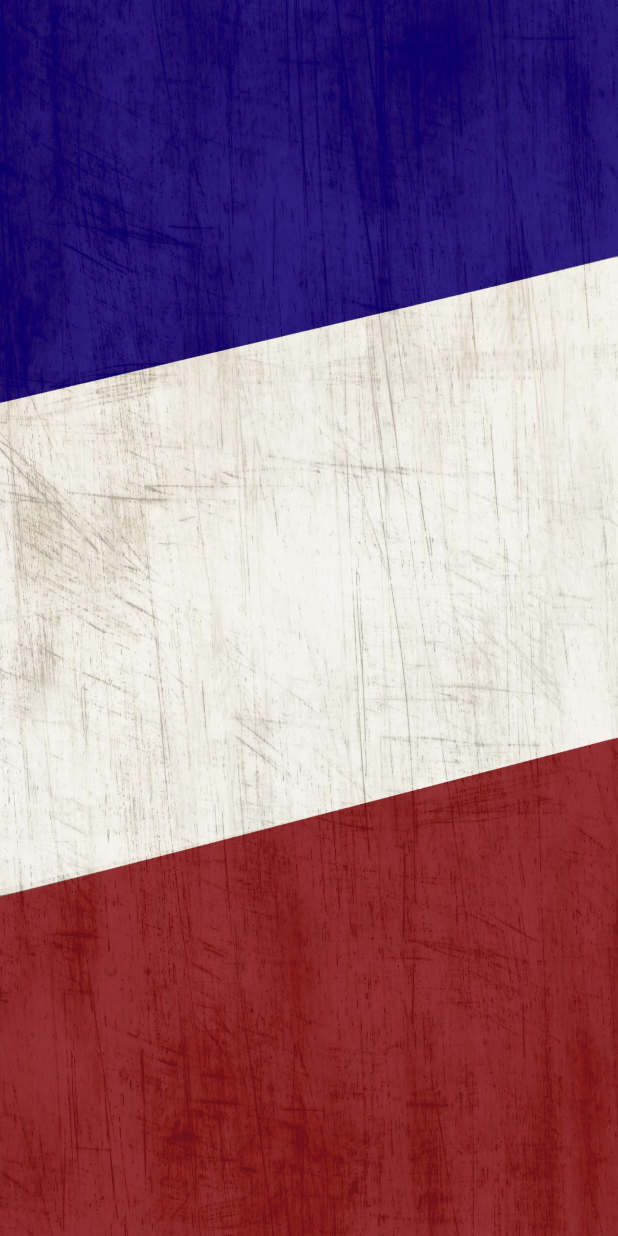
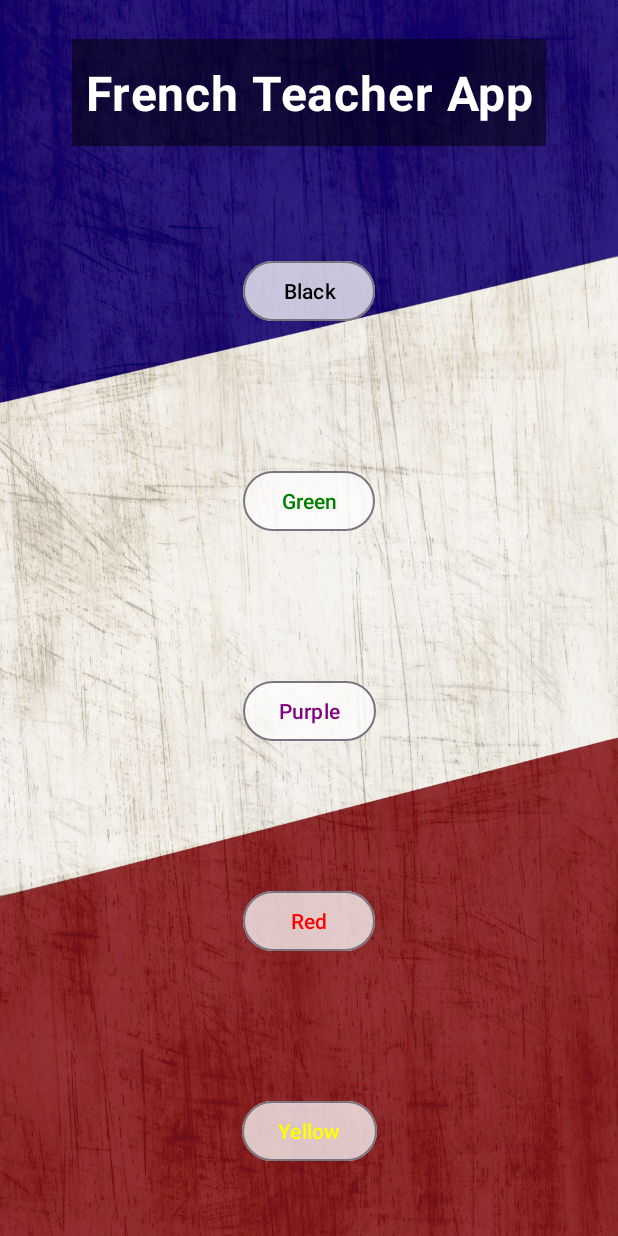
Before and after one commit to CGreenP/French-Teacher-App, an Android app: the screen it shows after launch (MainActivity), on a phone screen of 412 x 824 dp. Run offline under Robolectric (Android 15) with nearby library versions, the phone set to English and light mode, and no system bars.

Commit message:
Update UI

```diff
--- a/app/src/main/res/layout/activity_main.xml
+++ b/app/src/main/res/layout/activity_main.xml
@@ -8,4 +8,125 @@
     android:background="@drawable/wallpaper"
     tools:context=".MainActivity">
 
+    <TextView
+        android:id="@+id/textView"
+        style="@style/Widget.Material3.Snackbar.TextView"
+        android:layout_width="wrap_content"
+        android:layout_height="wrap_content"
+        android:background="#80000000"
+        android:text=" French Teacher App "
+        android:textAlignment="center"
+        android:textColor="@color/white"
+        android:textSize="32sp"
+        android:textStyle="bold"
+        app:layout_constraintBottom_toTopOf="@+id/guideline"
+        app:layout_constraintEnd_toEndOf="parent"
+        app:layout_constraintStart_toStartOf="parent"
+        app:layout_constraintTop_toTopOf="parent" />
+
+    <Button
+        android:id="@+id/blackBtn"
+        style="@style/Widget.Material3.Button.OutlinedButton"
+        android:layout_width="wrap_content"
+        android:layout_height="wrap_content"
+        android:backgroundTint="#80FFFFFF"
+        android:text="Black"
+        android:textAlignment="center"
+        android:textColor="@color/black"
+        app:layout_constraintBottom_toTopOf="@+id/guideline2"
+        app:layout_constraintEnd_toEndOf="parent"
+        app:layout_constraintStart_toStartOf="parent"
+        app:layout_constraintTop_toTopOf="@+id/guideline" />
+
+    <Button
+        android:id="@+id/greenBtn"
+        style="@style/Widget.Material3.Button.OutlinedButton"
+        android:layout_width="wrap_content"
+        android:layout_height="wrap_content"
+        android:backgroundTint="#80FFFFFF"
+        android:text="Green"
+        android:textAlignment="center"
+        android:textColor="#008000"
+        app:layout_constraintBottom_toTopOf="@+id/guideline3"
+        app:layout_constraintEnd_toEndOf="parent"
+        app:layout_constraintStart_toStartOf="parent"
+        app:layout_constraintTop_toTopOf="@+id/guideline2" />
+
+    <Button
+        android:id="@+id/purpleBtn"
+        style="@style/Widget.Material3.Button.OutlinedButton"
+        android:layout_width="wrap_content"
+        android:layout_height="wrap_content"
+        android:backgroundTint="#80FFFFFF"
+        android:text="Purple"
+        android:textAlignment="center"
+        android:textColor="#800080"
+        app:layout_constraintBottom_toTopOf="@+id/guideline4"
+        app:layout_constraintEnd_toEndOf="parent"
+        app:layout_constraintStart_toStartOf="parent"
+        app:layout_constraintTop_toTopOf="@+id/guideline3" />
+
+    <Button
+        android:id="@+id/redBtn"
+        style="@style/Widget.Material3.Button.OutlinedButton"
+        android:layout_width="wrap_content"
+        android:layout_height="wrap_content"
+        android:backgroundTint="#80FFFFFF"
+        android:text="Red"
+        android:textAlignment="center"
+        android:textColor="#FF0000"
+        app:layout_constraintBottom_toTopOf="@+id/guideline5"
+        app:layout_constraintEnd_toEndOf="parent"
+        app:layout_constraintStart_toStartOf="parent"
+        app:layout_constraintTop_toTopOf="@+id/guideline4" />
+
+    <Button
+        android:id="@+id/yellowBtn"
+        style="@style/Widget.Material3.Button.OutlinedButton"
+        android:layout_width="wrap_content"
+        android:layout_height="wrap_content"
+        android:backgroundTint="#80FFFFFF"
+        android:text="Yellow"
+        android:textAlignment="center"
+        android:textColor="#FFFF00"
+        app:layout_constraintBottom_toBottomOf="parent"
+        app:layout_constraintEnd_toEndOf="parent"
+        app:layout_constraintStart_toStartOf="parent"
+        app:layout_constraintTop_toTopOf="@+id/guideline5" />
+
+    <androidx.constraintlayout.widget.Guideline
+        android:id="@+id/guideline"
+        android:layout_width="wrap_content"
+        android:layout_height="wrap_content"
+        android:orientation="horizontal"
+        app:layout_constraintGuide_percent="0.15" />
+
+    <androidx.constraintlayout.widget.Guideline
+        android:id="@+id/guideline2"
+        android:layout_width="wrap_content"
+        android:layout_height="wrap_content"
+        android:orientation="horizontal"
+        app:layout_constraintGuide_percent="0.32" />
+
+    <androidx.constraintlayout.widget.Guideline
+        android:id="@+id/guideline3"
+        android:layout_width="wrap_content"
+        android:layout_height="wrap_content"
+        android:orientation="horizontal"
+        app:layout_constraintGuide_percent="0.49" />
+
+    <androidx.constraintlayout.widget.Guideline
+        android:id="@+id/guideline4"
+        android:layout_width="wrap_content"
+        android:layout_height="wrap_content"
+        android:orientation="horizontal"
+        app:layout_constraintGuide_percent="0.66" />
+
+    <androidx.constraintlayout.widget.Guideline
+        android:id="@+id/guideline5"
+        android:layout_width="wrap_content"
+        android:layout_height="wrap_content"
+        android:orientation="horizontal"
+        app:layout_constraintGuide_percent="0.83" />
+
 </androidx.constraintlayout.widget.ConstraintLayout>
```
